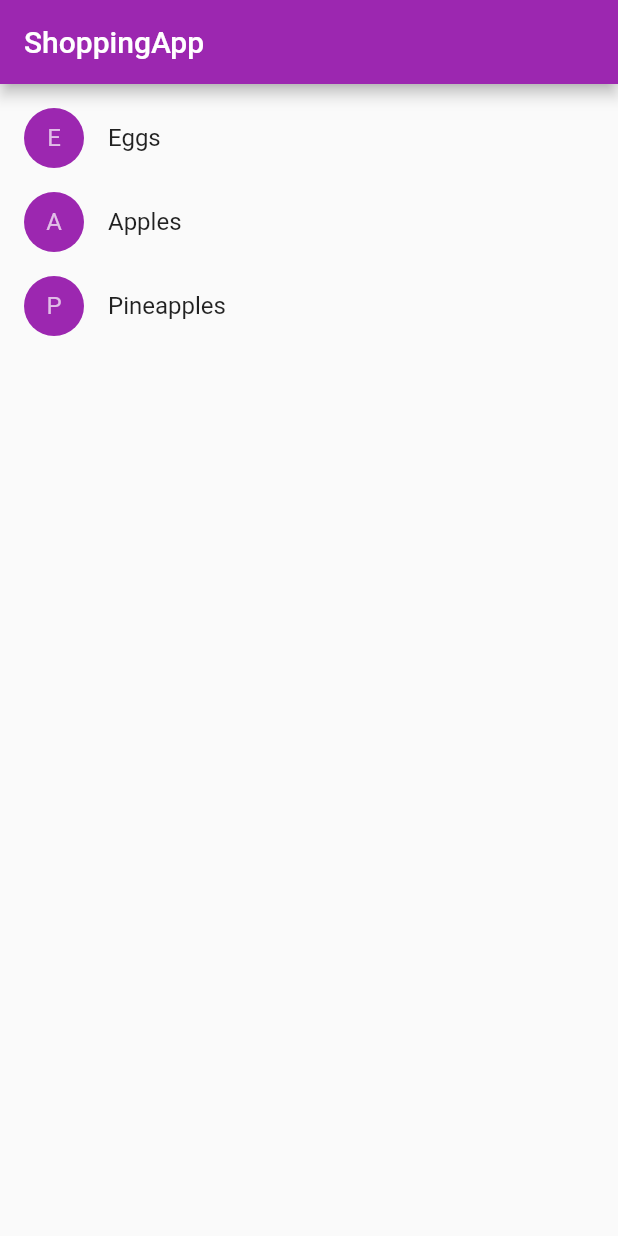
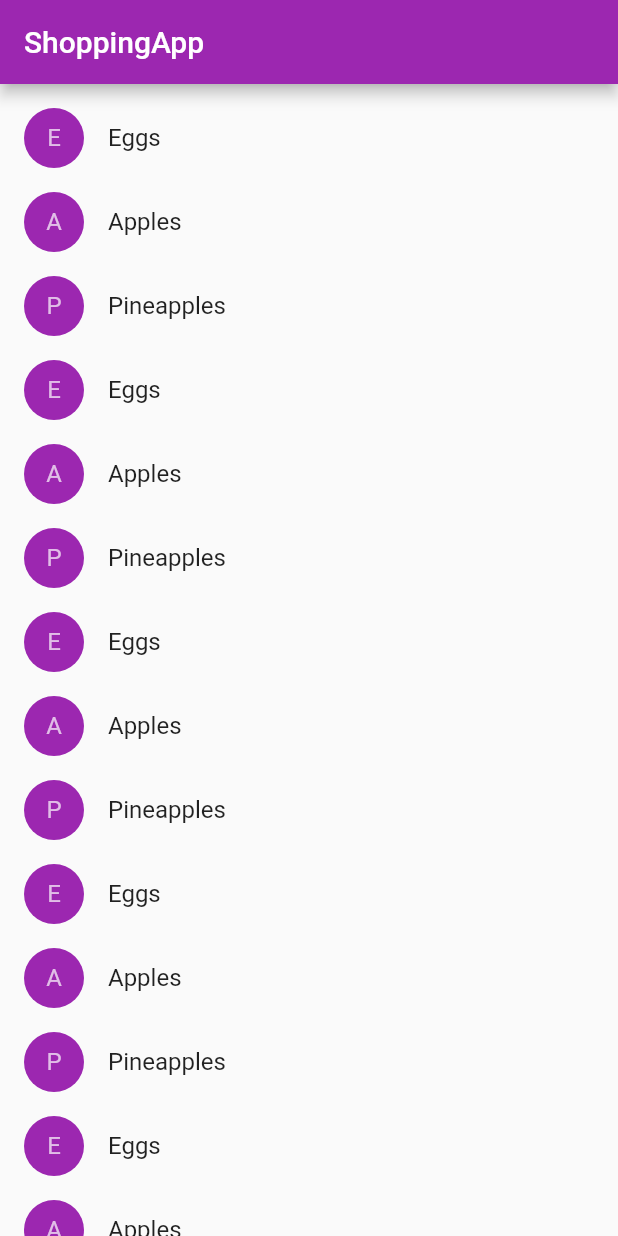
Before and after one commit to aaaking/flutterProtects, a Flutter app: the screen it shows after launch, on a phone screen of 412 x 824 dp. Run offline on Flutter 3.47's test engine with Material 2 defaults, Android fonts, the phone set to English and light mode, and no system bars.

Commit message:
add some codes

```diff
--- a/myapp/lib/main.dart
+++ b/myapp/lib/main.dart
@@ -27,6 +27,34 @@ class MyApp extends StatelessWidget {
 //      home: new MyHomePage(title: 'Flutter Demo Home Page'),
           home: new ShoppingList(products: <Product>[
               new Product(name: "Eggs"),
+              new Product(name: "Apples"),
+              new Product(name: "Pineapples"),new Product(name: "Eggs"),
+              new Product(name: "Apples"),
+              new Product(name: "Pineapples"),new Product(name: "Eggs"),
+              new Product(name: "Apples"),
+              new Product(name: "Pineapples"),new Product(name: "Eggs"),
+              new Product(name: "Apples"),
+              new Product(name: "Pineapples"),new Product(name: "Eggs"),
+              new Product(name: "Apples"),
+              new Product(name: "Pineapples"),new Product(name: "Eggs"),
+              new Product(name: "Apples"),
+              new Product(name: "Pineapples"),new Product(name: "Eggs"),
+              new Product(name: "Apples"),
+              new Product(name: "Pineapples"),new Product(name: "Eggs"),
+              new Product(name: "Apples"),
+              new Product(name: "Pineapples"),new Product(name: "Eggs"),
+              new Product(name: "Apples"),
+              new Product(name: "Pineapples"),new Product(name: "Eggs"),
+              new Product(name: "Apples"),
+              new Product(name: "Pineapples"),new Product(name: "Eggs"),
+              new Product(name: "Apples"),
+              new Product(name: "Pineapples"),new Product(name: "Eggs"),
+              new Product(name: "Apples"),
+              new Product(name: "Pineapples"),new Product(name: "Eggs"),
+              new Product(name: "Apples"),
+              new Product(name: "Pineapples"),new Product(name: "Eggs"),
+              new Product(name: "Apples"),
+              new Product(name: "Pineapples"),new Product(name: "Eggs"),
               new Product(name: "Apples"),
               new Product(name: "Pineapples"),
           ], appTitle: "ShoppingApp"),
@@ -389,17 +417,20 @@ class ShoppingList extends StatefulWidget {
     // instead of creating a new State object.
     @override
     _ShoppingListState createState() => new _ShoppingListState();
+}
 
+class _ShoppingListState extends State<ShoppingList> {
     /*To access properties of the current ShoppingList, the _ShoppingListState can use its widget property. If the parent rebuilds and creates
     a new  ShoppingList, the _ShoppingListState will also rebuild with the new widget value. If you wish to be notified when the widget property
     changes, you can override the didUpdateWidget function, which is passed oldWidget to let you compare the old widget with the current widget.*/
-//    @override
-//    void didUpdateWidget(covariant ShoppingList oldWidget) {
-//        super.didUpdateWidget(oldWidget);
-//    }
-}
-
-class _ShoppingListState extends State<ShoppingList> {
+    @override
+    void didUpdateWidget(covariant ShoppingList oldWidget) {
+        super.didUpdateWidget(oldWidget);
+    }
+    @override
+    void dispose() {
+        super.dispose();
+    }
     Set<Product> _shoppingCart = new Set<Product>();
     void _handleCartChanged(Product product, bool inCart) {
         setState(() {
```
